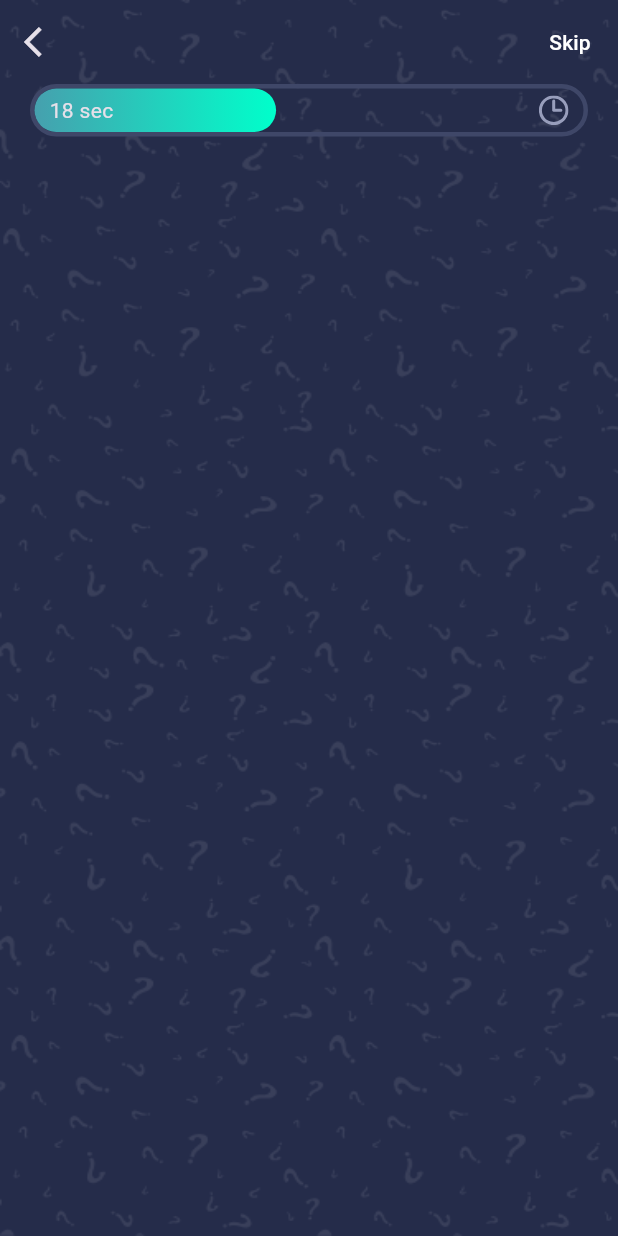
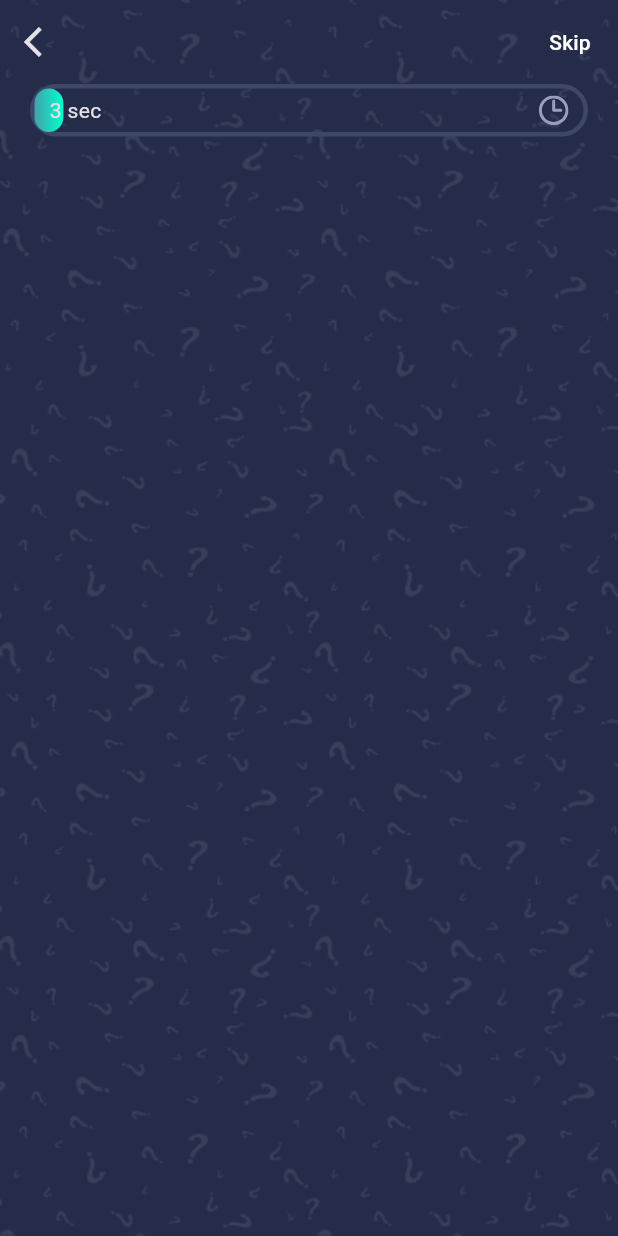
Before and after one commit to mohammed-xp/quiz_app, a Flutter app: the QuizView screen opened by its route, after a tap on "Skip", on a phone screen of 412 x 824 dp. Run offline on Flutter 3.47's test engine with Material 3 defaults, Android fonts, the phone set to English and light mode, and no system bars; our stand-ins replace get, go_router, websafe_svg.

Commit message:
Done progress bar logic in quiz view

```diff
--- /dev/null
+++ b/lib/features/quiz/presentation/manager/question_controller.dart
@@ -0,0 +1,28 @@
+import 'package:flutter/animation.dart';
+import 'package:get/get_state_manager/get_state_manager.dart';
+
+class QuestionController extends GetxController
+    with GetSingleTickerProviderStateMixin {
+
+  late AnimationController _animationController;
+  late Animation _animation;
+
+  Animation get animation => _animation;
+
+  @override
+  void onInit() {
+    _animationController = AnimationController(
+      duration: const Duration(seconds: 60),
+      vsync: this,
+    );
+    _animation = Tween(begin: 0.0, end: 1.0).animate(_animationController)..addListener(() {
+      //update like setState
+      update();
+    });
+
+    // start our animation
+    _animationController.forward();
+
+    super.onInit();
+  }
+}
--- a/lib/features/quiz/presentation/views/widgets/progress_bar.dart
+++ b/lib/features/quiz/presentation/views/widgets/progress_bar.dart
@@ -1,4 +1,6 @@
 import 'package:flutter/material.dart';
+import 'package:get/get_state_manager/get_state_manager.dart';
+import 'package:quiz_app/features/quiz/presentation/manager/question_controller.dart';
 import 'package:websafe_svg/websafe_svg.dart';
 
 import '../../../../../constants.dart';
@@ -18,11 +20,14 @@ class ProgressBar extends StatelessWidget {
         ),
         borderRadius: BorderRadius.circular(50),
       ),
-      child: Stack(
+      child: GetBuilder<QuestionController>(
+        init: QuestionController(),
+        builder: (controller){
+          return Stack(
             children: [
               LayoutBuilder(
                 builder: (context, constraints) => Container(
-              width: constraints.maxWidth * 0.44,
+                  width: constraints.maxWidth * controller.animation.value,
                   decoration: BoxDecoration(
                     gradient: kPrimaryGradient,
                     borderRadius: BorderRadius.circular(50),
@@ -35,8 +40,8 @@ class ProgressBar extends StatelessWidget {
                   child: Row(
                     mainAxisAlignment: MainAxisAlignment.spaceBetween,
                     children: [
-                  const Text(
-                    '18 sec',
+                      Text(
+                        '${(controller.animation.value * 60).round()} sec',
                       ),
                       WebsafeSvg.asset('assets/icons/clock.svg')
                     ],
@@ -44,6 +49,8 @@ class ProgressBar extends StatelessWidget {
                 ),
               ),
             ],
+          );
+        },
       ),
     );
   }
```
Lines whose indentation alone changed are shown as unchanged.
